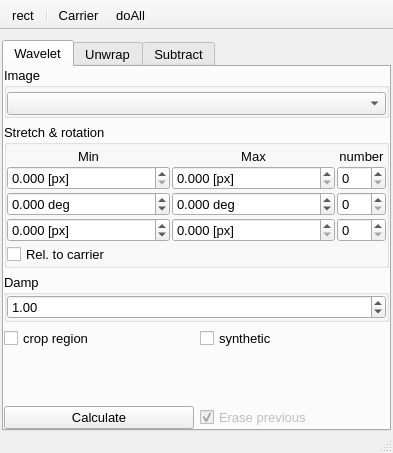
This is plugins/Wavelet/Wavelet.ui in NeutrinoToolkit/Neutrino as Qt 5 draws it before an edit. The edited form follows.
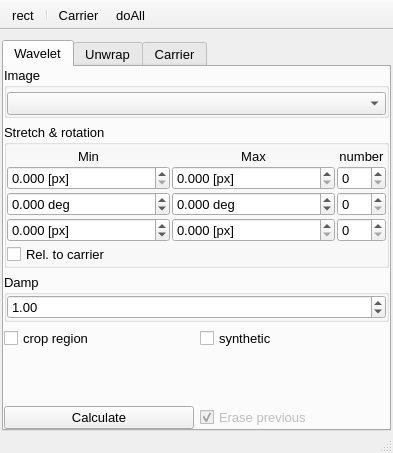
This is the edited form. Icons and pictures are not drawn.

```diff
--- a/plugins/Wavelet/Wavelet.ui
+++ b/plugins/Wavelet/Wavelet.ui
@@ -770,7 +770,7 @@
       </widget>
       <widget class="QWidget" name="Carrier">
        <attribute name="title">
-        <string>Subtract</string>
+        <string>Carrier</string>
        </attribute>
        <layout class="QGridLayout" name="gridLayout_10">
         <property name="leftMargin">
```
Left out of the diff: 15 changed lines with no effect on the pictures.
